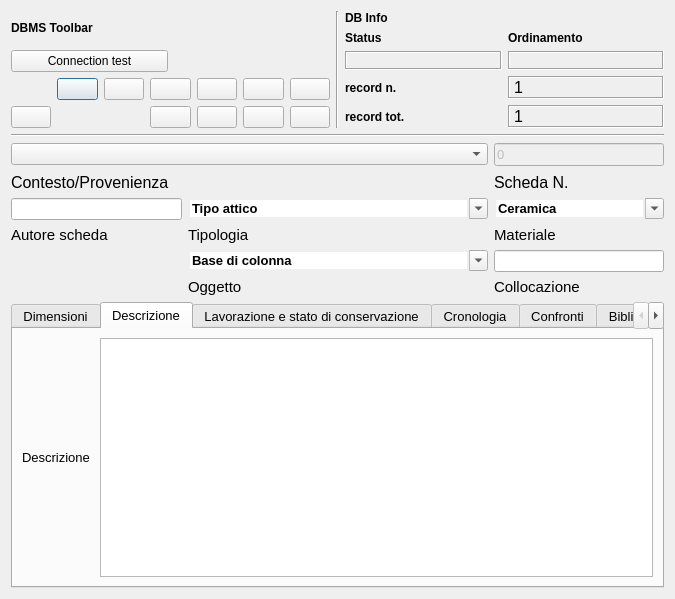
Old version of the form gui/ui/Inv_Lapidei.ui in the repository pyarchinit/pyarchinit.
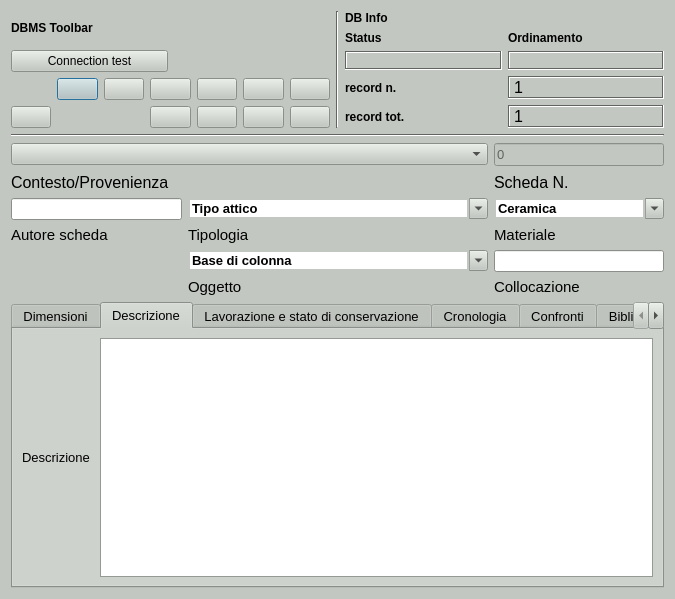
New version of the form. Icons and pictures are not drawn.

Commit message: change backgroud color ui

The edit to the form file:
```diff
--- a/gui/ui/Inv_Lapidei.ui
+++ b/gui/ui/Inv_Lapidei.ui
@@ -16,6 +16,448 @@
     <height>400</height>
    </size>
   </property>
+  <property name="palette">
+   <palette>
+    <active>
+     <colorrole role="WindowText">
+      <brush brushstyle="SolidPattern">
+       <color alpha="255">
+        <red>0</red>
+        <green>0</green>
+        <blue>0</blue>
+       </color>
+      </brush>
+     </colorrole>
+     <colorrole role="Button">
+      <brush brushstyle="SolidPattern">
+       <color alpha="255">
+        <red>194</red>
+        <green>200</green>
+        <blue>193</blue>
+       </color>
+      </brush>
+     </colorrole>
+     <colorrole role="Light">
+      <brush brushstyle="SolidPattern">
+       <color alpha="255">
+        <red>255</red>
+        <green>255</green>
+        <blue>255</blue>
+       </color>
+      </brush>
+     </colorrole>
+     <colorrole role="Midlight">
+      <brush brushstyle="SolidPattern">
+       <color alpha="255">
+        <red>224</red>
+        <green>227</green>
+        <blue>224</blue>
+       </color>
+      </brush>
+     </colorrole>
+     <colorrole role="Dark">
+      <brush brushstyle="SolidPattern">
+       <color alpha="255">
+        <red>97</red>
+        <green>100</green>
+        <blue>96</blue>
+       </color>
+      </brush>
+     </colorrole>
+     <colorrole role="Mid">
+      <brush brushstyle="SolidPattern">
+       <color alpha="255">
+        <red>129</red>
+        <green>133</green>
+        <blue>129</blue>
+       </color>
+      </brush>
+     </colorrole>
+     <colorrole role="Text">
+      <brush brushstyle="SolidPattern">
+       <color alpha="255">
+        <red>0</red>
+        <green>0</green>
+        <blue>0</blue>
+       </color>
+      </brush>
+     </colorrole>
+     <colorrole role="BrightText">
+      <brush brushstyle="SolidPattern">
+       <color alpha="255">
+        <red>255</red>
+        <green>255</green>
+        <blue>255</blue>
+       </color>
+      </brush>
+     </colorrole>
+     <colorrole role="ButtonText">
+      <brush brushstyle="SolidPattern">
+       <color alpha="255">
+        <red>0</red>
+        <green>0</green>
+        <blue>0</blue>
+       </color>
+      </brush>
+     </colorrole>
+     <colorrole role="Base">
+      <brush brushstyle="SolidPattern">
+       <color alpha="255">
+        <red>255</red>
+        <green>255</green>
+        <blue>255</blue>
+       </color>
+      </brush>
+     </colorrole>
+     <colorrole role="Window">
+      <brush brushstyle="SolidPattern">
+       <color alpha="255">
+        <red>194</red>
+        <green>200</green>
+        <blue>193</blue>
+       </color>
+      </brush>
+     </colorrole>
+     <colorrole role="Shadow">
+      <brush brushstyle="SolidPattern">
+       <color alpha="255">
+        <red>0</red>
+        <green>0</green>
+        <blue>0</blue>
+       </color>
+      </brush>
+     </colorrole>
+     <colorrole role="AlternateBase">
+      <brush brushstyle="SolidPattern">
+       <color alpha="255">
+        <red>224</red>
+        <green>227</green>
+        <blue>224</blue>
+       </color>
+      </brush>
+     </colorrole>
+     <colorrole role="ToolTipBase">
+      <brush brushstyle="SolidPattern">
+       <color alpha="255">
+        <red>255</red>
+        <green>255</green>
+        <blue>220</blue>
+       </color>
+      </brush>
+     </colorrole>
+     <colorrole role="ToolTipText">
+      <brush brushstyle="SolidPattern">
+       <color alpha="255">
+        <red>0</red>
+        <green>0</green>
+        <blue>0</blue>
+       </color>
+      </brush>
+     </colorrole>
+     <colorrole role="PlaceholderText">
+      <brush brushstyle="SolidPattern">
+       <color alpha="128">
+        <red>0</red>
+        <green>0</green>
+        <blue>0</blue>
+       </color>
+      </brush>
+     </colorrole>
+    </active>
+    <inactive>
+     <colorrole role="WindowText">
+      <brush brushstyle="SolidPattern">
+       <color alpha="255">
+        <red>0</red>
+        <green>0</green>
+        <blue>0</blue>
+       </color>
+      </brush>
+     </colorrole>
+     <colorrole role="Button">
+      <brush brushstyle="SolidPattern">
+       <color alpha="255">
+        <red>194</red>
+        <green>200</green>
+        <blue>193</blue>
+       </color>
+      </brush>
+     </colorrole>
+     <colorrole role="Light">
+      <brush brushstyle="SolidPattern">
+       <color alpha="255">
+        <red>255</red>
+        <green>255</green>
+        <blue>255</blue>
+       </color>
+      </brush>
+     </colorrole>
+     <colorrole role="Midlight">
+      <brush brushstyle="SolidPattern">
+       <color alpha="255">
+        <red>224</red>
+        <green>227</green>
+        <blue>224</blue>
+       </color>
+      </brush>
+     </colorrole>
+     <colorrole role="Dark">
+      <brush brushstyle="SolidPattern">
+       <color alpha="255">
+        <red>97</red>
+        <green>100</green>
+        <blue>96</blue>
+       </color>
+      </brush>
+     </colorrole>
+     <colorrole role="Mid">
+      <brush brushstyle="SolidPattern">
+       <color alpha="255">
+        <red>129</red>
+        <green>133</green>
+        <blue>129</blue>
+       </color>
+      </brush>
+     </colorrole>
+     <colorrole role="Text">
+      <brush brushstyle="SolidPattern">
+       <color alpha="255">
+        <red>0</red>
+        <green>0</green>
+        <blue>0</blue>
+       </color>
+      </brush>
+     </colorrole>
+     <colorrole role="BrightText">
+      <brush brushstyle="SolidPattern">
+       <color alpha="255">
+        <red>255</red>
+        <green>255</green>
+        <blue>255</blue>
+       </color>
+      </brush>
+     </colorrole>
+     <colorrole role="ButtonText">
+      <brush brushstyle="SolidPattern">
+       <color alpha="255">
+        <red>0</red>
+        <green>0</green>
+        <blue>0</blue>
+       </color>
+      </brush>
+     </colorrole>
+     <colorrole role="Base">
+      <brush brushstyle="SolidPattern">
+       <color alpha="255">
+        <red>255</red>
+        <green>255</green>
+        <blue>255</blue>
+       </color>
+      </brush>
+     </colorrole>
+     <colorrole role="Window">
+      <brush brushstyle="SolidPattern">
+       <color alpha="255">
+        <red>194</red>
+        <green>200</green>
+        <blue>193</blue>
+       </color>
+      </brush>
+     </colorrole>
+     <colorrole role="Shadow">
+      <brush brushstyle="SolidPattern">
+       <color alpha="255">
+        <red>0</red>
+        <green>0</green>
+        <blue>0</blue>
+       </color>
+      </brush>
+     </colorrole>
+     <colorrole role="AlternateBase">
+      <brush brushstyle="SolidPattern">
+       <color alpha="255">
+        <red>224</red>
+        <green>227</green>
+        <blue>224</blue>
+       </color>
+      </brush>
+     </colorrole>
+     <colorrole role="ToolTipBase">
+      <brush brushstyle="SolidPattern">
+       <color alpha="255">
+        <red>255</red>
+        <green>255</green>
+        <blue>220</blue>
+       </color>
+      </brush>
+     </colorrole>
+     <colorrole role="ToolTipText">
+      <brush brushstyle="SolidPattern">
+       <color alpha="255">
+        <red>0</red>
+        <green>0</green>
+        <blue>0</blue>
+       </color>
+      </brush>
+     </colorrole>
+     <colorrole role="PlaceholderText">
+      <brush brushstyle="SolidPattern">
+       <color alpha="128">
+        <red>0</red>
+        <green>0</green>
+        <blue>0</blue>
+       </color>
+      </brush>
+     </colorrole>
+    </inactive>
+    <disabled>
+     <colorrole role="WindowText">
+      <brush brushstyle="SolidPattern">
+       <color alpha="255">
+        <red>97</red>
+        <green>100</green>
+        <blue>96</blue>
+       </color>
+      </brush>
+     </colorrole>
+     <colorrole role="Button">
+      <brush brushstyle="SolidPattern">
+       <color alpha="255">
+        <red>194</red>
+        <green>200</green>
+        <blue>193</blue>
+       </color>
+      </brush>
+     </colorrole>
+     <colorrole role="Light">
+      <brush brushstyle="SolidPattern">
+       <color alpha="255">
+        <red>255</red>
+        <green>255</green>
+        <blue>255</blue>
+       </color>
+      </brush>
+     </colorrole>
+     <colorrole role="Midlight">
+      <brush brushstyle="SolidPattern">
+       <color alpha="255">
+        <red>224</red>
+        <green>227</green>
+        <blue>224</blue>
+       </color>
+      </brush>
+     </colorrole>
+     <colorrole role="Dark">
+      <brush brushstyle="SolidPattern">
+       <color alpha="255">
+        <red>97</red>
+        <green>100</green>
+        <blue>96</blue>
+       </color>
+      </brush>
+     </colorrole>
+     <colorrole role="Mid">
+      <brush brushstyle="SolidPattern">
+       <color alpha="255">
+        <red>129</red>
+        <green>133</green>
+        <blue>129</blue>
+       </color>
+      </brush>
+     </colorrole>
+     <colorrole role="Text">
+      <brush brushstyle="SolidPattern">
+       <color alpha="255">
+        <red>97</red>
+        <green>100</green>
+        <blue>96</blue>
+       </color>
+      </brush>
+     </colorrole>
+     <colorrole role="BrightText">
+      <brush brushstyle="SolidPattern">
+       <color alpha="255">
+        <red>255</red>
+        <green>255</green>
+        <blue>255</blue>
+       </color>
+      </brush>
+     </colorrole>
+     <colorrole role="ButtonText">
+      <brush brushstyle="SolidPattern">
+       <color alpha="255">
+        <red>97</red>
+        <green>100</green>
+        <blue>96</blue>
+       </color>
+      </brush>
+     </colorrole>
+     <colorrole role="Base">
+      <brush brushstyle="SolidPattern">
+       <color alpha="255">
+        <red>194</red>
+        <green>200</green>
+        <blue>193</blue>
+       </color>
+      </brush>
+     </colorrole>
+     <colorrole role="Window">
+      <brush brushstyle="SolidPattern">
+       <color alpha="255">
+        <red>194</red>
+        <green>200</green>
+        <blue>193</blue>
+       </color>
+      </brush>
+     </colorrole>
+     <colorrole role="Shadow">
+      <brush brushstyle="SolidPattern">
+       <color alpha="255">
+        <red>0</red>
+        <green>0</green>
+        <blue>0</blue>
+       </color>
+      </brush>
+     </colorrole>
+     <colorrole role="AlternateBase">
+      <brush brushstyle="SolidPattern">
+       <color alpha="255">
+        <red>194</red>
+        <green>200</green>
+        <blue>193</blue>
+       </color>
+      </brush>
+     </colorrole>
+     <colorrole role="ToolTipBase">
+      <brush brushstyle="SolidPattern">
+       <color alpha="255">
+        <red>255</red>
+        <green>255</green>
+        <blue>220</blue>
+       </color>
+      </brush>
+     </colorrole>
+     <colorrole role="ToolTipText">
+      <brush brushstyle="SolidPattern">
+       <color alpha="255">
+        <red>0</red>
+        <green>0</green>
+        <blue>0</blue>
+       </color>
+      </brush>
+     </colorrole>
+     <colorrole role="PlaceholderText">
+      <brush brushstyle="SolidPattern">
+       <color alpha="128">
+        <red>0</red>
+        <green>0</green>
+        <blue>0</blue>
+       </color>
+      </brush>
+     </colorrole>
+    </disabled>
+   </palette>
+  </property>
   <property name="windowTitle">
    <string>Scheda reperti lapidei</string>
   </property>
```
The commit also changes 36 other files.
